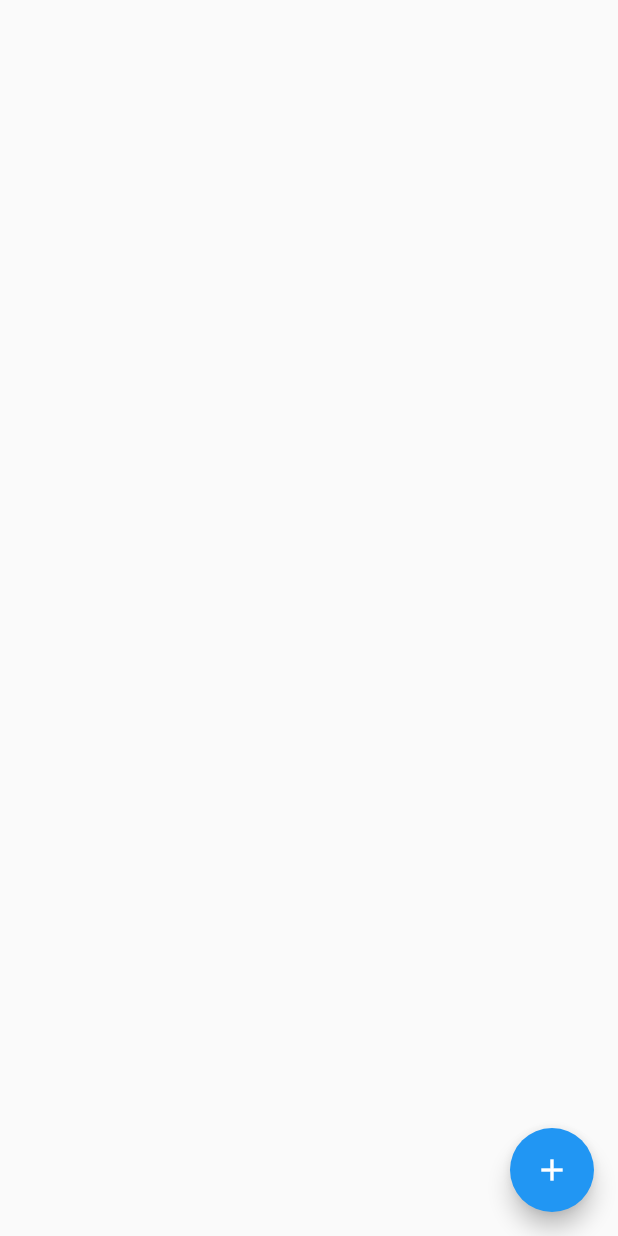
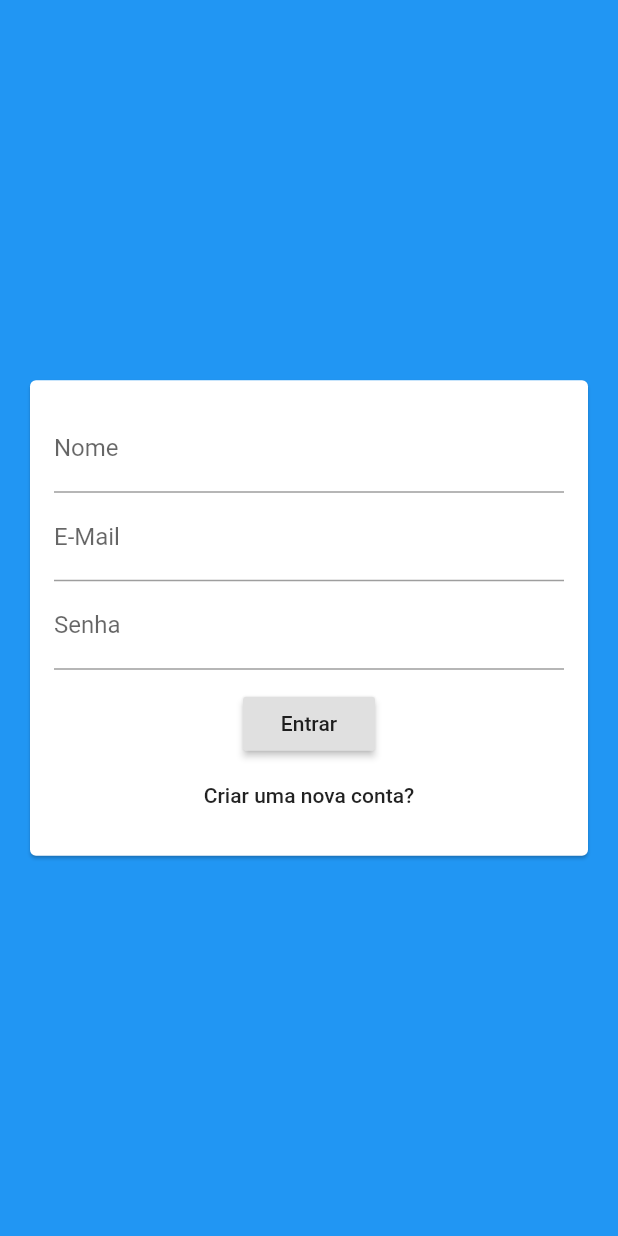
Before and after one commit to EduardoM-GO/chat_com_firebase, a Flutter app: the screen it shows after launch, on a phone screen of 412 x 824 dp. Run offline on Flutter 3.47's test engine with Material 2 defaults, Android fonts, the phone set to English and light mode, and no system bars; our stand-ins replace cloud_firestore, firebase_auth, firebase_core; accounts and stored records are empty.

Commit message:
Add files via upload

```diff
--- /dev/null
+++ b/lib/AuthScreen.dart
@@ -0,0 +1,17 @@
+import 'package:chat_com_firebase/widgets/auth_form.dart';
+import 'package:flutter/material.dart';
+
+class AuthScreen extends StatefulWidget {
+  @override
+  _AuthScreenState createState() => _AuthScreenState();
+}
+
+class _AuthScreenState extends State<AuthScreen> {
+  @override
+  Widget build(BuildContext context) {
+    return Scaffold(
+      backgroundColor: Theme.of(context).primaryColor,
+      body: AuthForm(),
+    );
+  }
+}
--- a/lib/main.dart
+++ b/lib/main.dart
@@ -1,6 +1,7 @@
 import 'package:firebase_core/firebase_core.dart';
 import 'package:flutter/material.dart';
-import 'package:chat_com_firebase/screen/chatscreen.dart';
+//import 'package:chat_com_firebase/screen/chatscreen.dart';
+import 'package:chat_com_firebase/AuthScreen.dart';
 void main() async {
   WidgetsFlutterBinding.ensureInitialized();
   await Firebase.initializeApp();
@@ -17,7 +18,8 @@ class MyApp extends StatelessWidget {
         primarySwatch: Colors.blue,
         visualDensity: VisualDensity.adaptivePlatformDensity,
       ),
-      home: ChatScreen(),
+      home: AuthScreen(),
+      //home: ChatScreen(),
     );
   }
 }
--- /dev/null
+++ b/lib/widgets/auth_form.dart
@@ -0,0 +1,101 @@
+import 'package:flutter/material.dart';
+import 'package:firebase_auth/firebase_auth.dart';
+import 'package:chat_com_firebase/screen/chatscreen.dart';
+
+class AuthForm extends StatefulWidget {
+  @override
+  _AuthFormState createState() => _AuthFormState();
+}
+
+class _AuthFormState extends State<AuthForm> {
+  TextEditingController _nome = TextEditingController();
+  TextEditingController _email = TextEditingController();
+  TextEditingController _senha = TextEditingController();
+
+  @override
+  Widget build(BuildContext context) {
+    FirebaseAuth auth = FirebaseAuth.instance;
+    return Center(
+      child: Card(
+        margin: EdgeInsets.all(20),
+        child: SingleChildScrollView(
+          child: Padding(
+            padding: EdgeInsets.all(16),
+            child: Form(
+              child: Column(
+                children: <Widget>[
+                  TextFormField(
+                    decoration: InputDecoration(
+                      labelText: 'Nome',
+                    ),
+                  ),
+                  TextFormField(
+                    decoration: InputDecoration(
+                      labelText: 'E-Mail',
+                    ),
+                    controller: _email,
+                  ),
+                  TextFormField(
+                    obscureText: true,
+                    decoration: InputDecoration(
+                      labelText: 'Senha',
+                    ),
+                    controller: _senha,
+                  ),
+                  SizedBox(height: 12),
+                  RaisedButton(
+                    child: Text('Entrar'),
+                    onPressed: () async {
+                      int i = 0;
+                      try {
+                        UserCredential userCredential = await FirebaseAuth
+                            .instance
+                            .signInWithEmailAndPassword(
+                                email: _email.text, password: _senha.text);
+                      } on FirebaseAuthException catch (e) {
+                        if (e.code == 'user-not-found') {
+                          print('Nenhum usuário encontrado para esse e-mail.');
+                        } else if (e.code == 'wrong-password') {
+                          print('Senha errada fornecida para esse usuário.');
+                        }
+                        i = 1;
+                      }
+                      if (i == 0) {
+                        Navigator.push(
+                            context,
+                            MaterialPageRoute(
+                                builder: (context) => ChatScreen()));
+                      }
+                    },
+                  ),
+                  FlatButton(
+                    child: Text('Criar uma nova conta?'),
+                    onPressed: () async {
+                      int i = 0;
+                      try {
+                        UserCredential userCredential = await FirebaseAuth
+                            .instance
+                            .createUserWithEmailAndPassword(
+                                email: _email.text, password: _senha.text);
+                      } on FirebaseAuthException catch (e) {
+                        if (e.code == 'weak-password') {
+                          print('The password provided is too weak.');
+                        } else if (e.code == 'email-already-in-use') {
+                          print('The account already exists for that email.');
+                        }
+                        i = 1;
+                      }
+                      if (i == 0) {
+                        print("Registrou!");
+                      }
+                    },
+                  ),
+                ],
+              ),
+            ),
+          ),
+        ),
+      ),
+    );
+  }
+}
```
Also changed, not shown: lib/screen/chatscreen.dart (+54 -6 lines).
